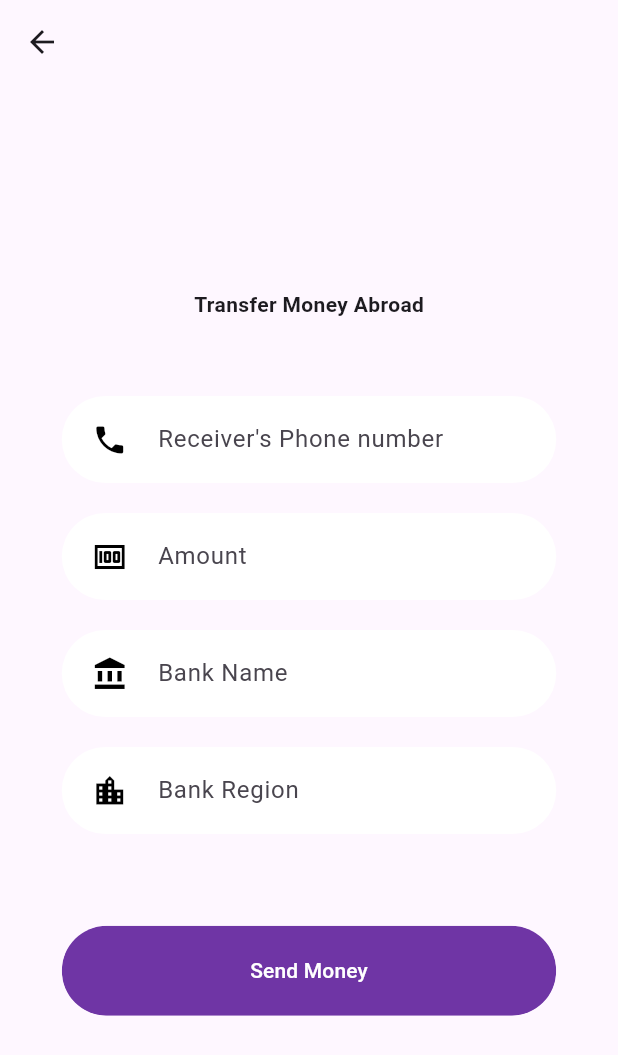
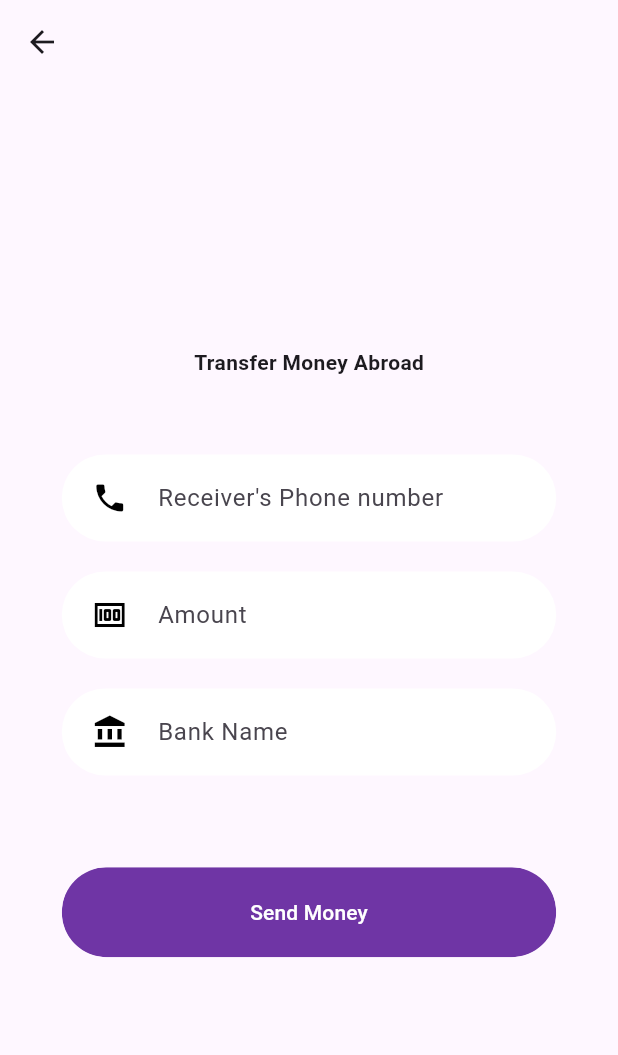
Before and after one commit to Habiba93/EgyCoin_mobile_app, a Flutter app: the TransferMoneyAbroadScreen screen opened directly, on a phone screen of 412 x 824 dp. Shown: the top 1055 px of the screen. Run offline on Flutter 3.47's test engine with Material 3 defaults, Android fonts, the phone set to English and light mode, and no system bars; our stand-ins replace bloc, cloud_firestore, country_code_picker, firebase_auth, firebase_core, flutter_bloc and 2 more; accounts and stored records are empty.

Commit message:
Update transfer_money_abroad.dart

```diff
--- a/lib/pages/transfer_money_abroad.dart
+++ b/lib/pages/transfer_money_abroad.dart
@@ -92,11 +92,11 @@ class _TransferMoneyAbroadScreenState extends State<TransferMoneyAbroadScreen> {
                   icon: Icons.account_balance,
                   controller: bankNameController,
                 ),
-                RoundedInputField(
-                  hintText: "Bank Region",
-                  icon: Icons.location_city,
-                  controller: bankRegionController,
-                ),
+                // RoundedInputField(
+                //   hintText: "Bank Region",
+                //   icon: Icons.location_city,
+                //   controller: bankRegionController,
+                // ),
                 SizedBox(height: size.height * 0.05),
                 RoundedButton(
                   text: "Send Money",
```
